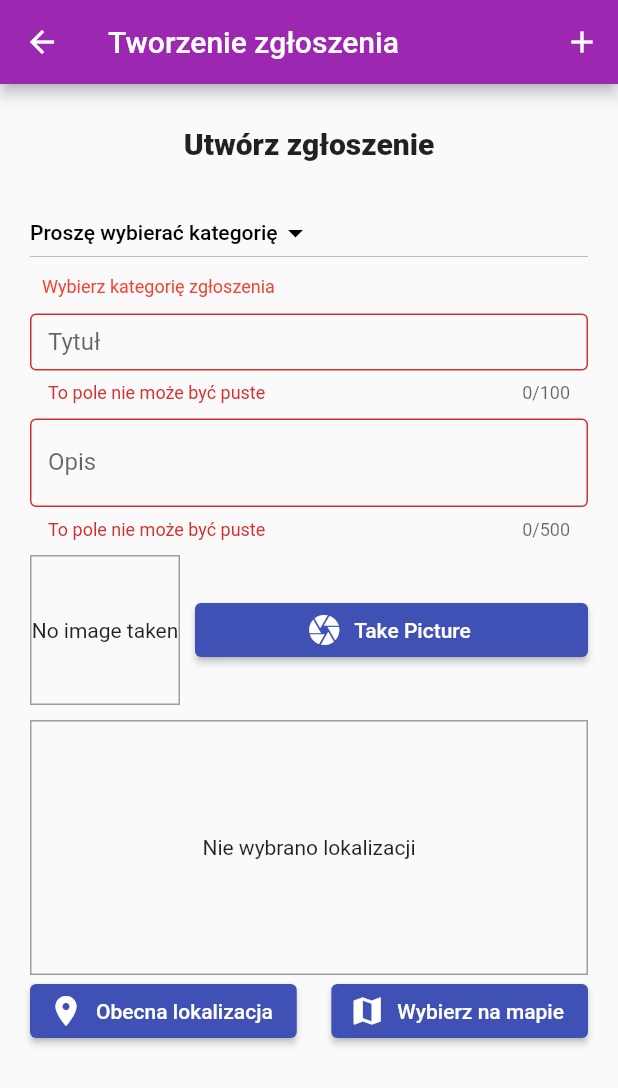
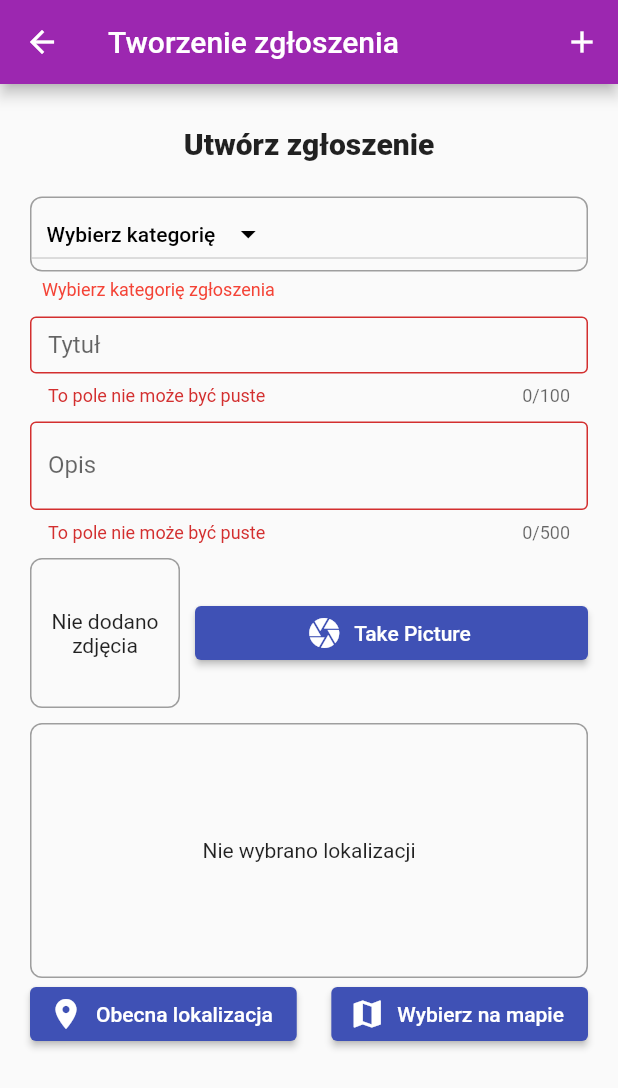
Before and after one commit to zaraod17/ProjektInz-flutter, a Flutter app: the AddReportScreen screen opened by its route, on a phone screen of 412 x 824 dp. Shown: the top 1088 px of the screen. Run offline on Flutter 3.47's test engine with Material 2 defaults, Android fonts, the light colour scheme and no system bars; our stand-ins replace google_maps_flutter, image_picker, location, shared_preferences; accounts and stored records are empty.

Commit message:
last commit

```diff
--- a/lib/providers/reports.dart
+++ b/lib/providers/reports.dart
@@ -97,8 +97,6 @@ class Reports with ChangeNotifier {
               })
             : null;
 
-        print(DateTime.now().toString());
-
         loadedReports.add(Report(
             id: prodId,
             title: report['title'],
--- a/lib/screens/add_report_screen.dart
+++ b/lib/screens/add_report_screen.dart
@@ -22,16 +22,6 @@ class _AddReportScreenState extends State<AddReportScreen> {
   final _descriptionController = TextEditingController();
   bool _validate = false;
 
-  List<DropdownMenuItem<String>> get dropdownItems {
-    List<DropdownMenuItem<String>> menuItems = [
-      DropdownMenuItem(child: Text("Szkody"), value: "Szkody"),
-      DropdownMenuItem(child: Text("Naprawy"), value: "Naprawy"),
-      DropdownMenuItem(child: Text("Wspólnota"), value: "Wspólnota"),
-      DropdownMenuItem(child: Text("Kanalizacja"), value: "Kanalizacja"),
-    ];
-    return menuItems;
-  }
-
   void _selectLocation(double lat, double lon) {
     _pickedLocation = PlaceLocation(latitude: lat, longitude: lon);
   }
@@ -41,7 +31,12 @@ class _AddReportScreenState extends State<AddReportScreen> {
   }
 
   Widget _categorySelectorBuilder() {
-    return DropdownButton<String>(
+    return Container(
+      decoration: BoxDecoration(
+          border: Border.all(width: 1, color: Colors.grey),
+          borderRadius: BorderRadius.circular(8)),
+      child: DropdownButton<String>(
+        alignment: Alignment.center,
         focusColor: Colors.white,
         value: dropdownValue,
         //elevation: 5,
@@ -65,7 +60,7 @@ class _AddReportScreenState extends State<AddReportScreen> {
           );
         }).toList(),
         hint: Text(
-        "Proszę wybierać kategorię",
+          "Wybierz kategorię",
           style: TextStyle(
               color: Colors.black, fontSize: 14, fontWeight: FontWeight.w500),
         ),
@@ -74,6 +69,7 @@ class _AddReportScreenState extends State<AddReportScreen> {
             dropdownValue = value;
           });
         },
+      ),
     );
   }
 
--- a/lib/screens/reports_list_screen.dart
+++ b/lib/screens/reports_list_screen.dart
@@ -1,8 +1,8 @@
 import 'package:flutter/material.dart';
 import 'package:provider/provider.dart';
 
-import 'package:projekt/providers/reports.dart';
-import 'package:projekt/widgets/report_item.dart';
+import '../providers/reports.dart';
+import '../widgets/report_item.dart';
 
 class ReportsOverviewScreen extends StatelessWidget {
   static const routeName = '/reports-overview';
@@ -14,7 +14,7 @@ class ReportsOverviewScreen extends StatelessWidget {
   @override
   Widget build(BuildContext context) {
     //  final reportsData = Provider.of<Reports>(context);
-    // final reports = reportsData.items;
+    //  final reports = reportsData.items;
     return FutureBuilder(
         future: _refreshReports(context),
         builder: (context, snapshot) =>
--- a/lib/widgets/image_input.dart
+++ b/lib/widgets/image_input.dart
@@ -49,17 +49,21 @@ class _ImageInputState extends State<ImageInput> {
         Container(
           width: 100,
           height: 100,
-          decoration:
-              BoxDecoration(border: Border.all(width: 1, color: Colors.grey)),
+          decoration: BoxDecoration(
+              border: Border.all(width: 1, color: Colors.grey),
+              borderRadius: BorderRadius.circular(8)),
           child: _storedImage != null
               ? Image.file(
                   _storedImage,
                   fit: BoxFit.cover,
                   width: double.infinity,
                 )
-              : Text(
-                  'No image taken',
-                  textAlign: TextAlign.center,
+              : Padding(
+                  padding: EdgeInsets.all(5),
+                  child: Text(
+                    'Nie dodano zdjęcia',
+                    textAlign: TextAlign.center,
+                  ),
                 ),
           alignment: Alignment.center,
         ),
--- a/lib/widgets/location_input.dart
+++ b/lib/widgets/location_input.dart
@@ -59,8 +59,8 @@ class _LocationInputState extends State<LocationInput> {
           width: double.infinity,
           alignment: Alignment.center,
           decoration: BoxDecoration(
-            border: Border.all(width: 1, color: Colors.grey),
-          ),
+              border: Border.all(width: 1, color: Colors.grey),
+              borderRadius: BorderRadius.circular(8)),
           child: _previewImageUrl == null
               ? Text(
                   'Nie wybrano lokalizacji',
```
Also changed, not shown: lib/screens/report_detail_screen.dart (+12 -9 lines), 1 other file. Lines whose indentation alone changed are shown as unchanged.
